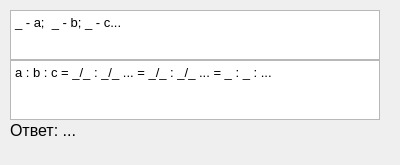
Before: the Qt Designer form FBPAns.ui in GlushkoIlya/Chemical-calculator, drawn with Qt 5.
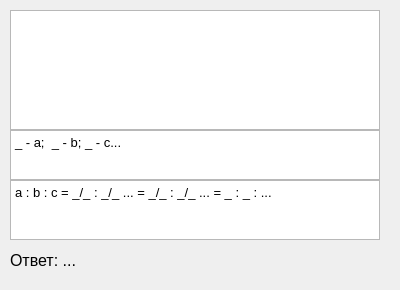
After: the same form once the commit is applied.

The edit to the form file:
```diff
--- a/FBPAns.ui
+++ b/FBPAns.ui
@@ -7,7 +7,7 @@
     <x>0</x>
     <y>0</y>
     <width>400</width>
-    <height>165</height>
+    <height>290</height>
    </rect>
   </property>
   <property name="windowTitle">
@@ -17,7 +17,7 @@
    <property name="geometry">
     <rect>
      <x>10</x>
-     <y>110</y>
+     <y>240</y>
      <width>370</width>
      <height>40</height>
     </rect>
@@ -35,7 +35,7 @@
    <property name="geometry">
     <rect>
      <x>10</x>
-     <y>10</y>
+     <y>130</y>
      <width>370</width>
      <height>50</height>
     </rect>
@@ -52,7 +52,7 @@
    <property name="geometry">
     <rect>
      <x>10</x>
-     <y>60</y>
+     <y>180</y>
      <width>370</width>
      <height>60</height>
     </rect>
@@ -65,6 +65,16 @@
 &lt;p style=&quot; margin-top:0px; margin-bottom:0px; margin-left:0px; margin-right:0px; -qt-block-indent:0; text-indent:0px;&quot;&gt;&lt;span style=&quot; font-family:'Cantarell';&quot;&gt;a : b : c = _/_ : _/_ ... = _/_ : _/_ ... = _ : _ : ...&lt;/span&gt;&lt;/p&gt;&lt;/body&gt;&lt;/html&gt;</string>
    </property>
   </widget>
+  <widget class="QTextBrowser" name="dano">
+   <property name="geometry">
+    <rect>
+     <x>10</x>
+     <y>10</y>
+     <width>370</width>
+     <height>120</height>
+    </rect>
+   </property>
+  </widget>
  </widget>
  <resources/>
  <connections/>
```
